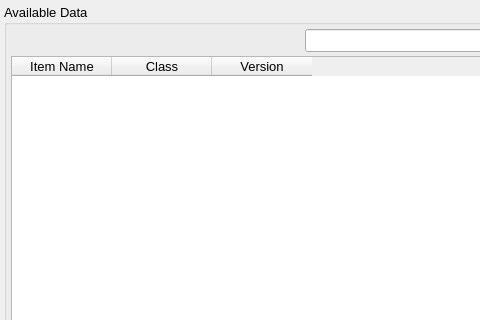
The window that src/gui/datamanagerdialog.ui (disorderedmaterials/dissolve) describes before a commit, drawn with Qt 5; both pictures show x 0 to 480 and y 0 to 320 of the 871 by 514 pixel window.
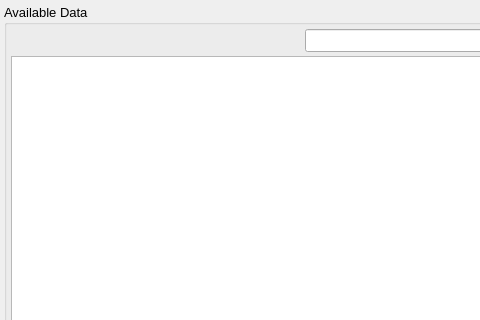
The same window after the commit. Icons and pictures are not drawn.

Patch:
```diff
--- a/src/gui/datamanagerdialog.ui
+++ b/src/gui/datamanagerdialog.ui
@@ -117,7 +117,7 @@
          </layout>
         </item>
         <item>
-         <widget class="QTableWidget" name="SimulationDataTable">
+         <widget class="QTableView" name="SimulationDataTable">
           <property name="selectionMode">
            <enum>QAbstractItemView::SingleSelection</enum>
           </property>
```
